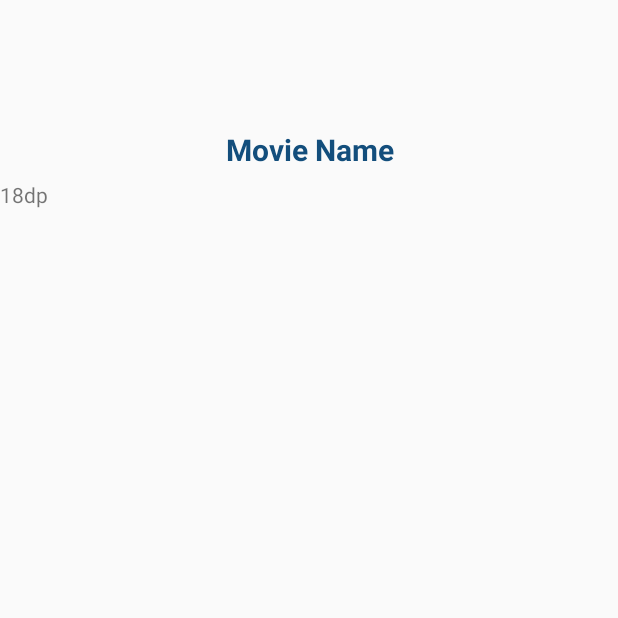
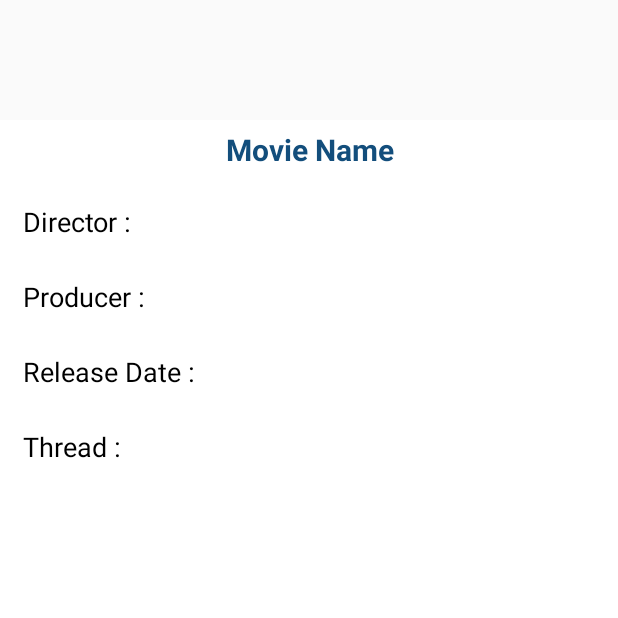
Before and after one commit to sreejithes/FilmsAppKotlin, an Android app: the fragment DetailsFragment shown on its own in the app's theme, on a phone screen of 412 x 824 dp, the top half of it. Run offline under Robolectric (Android 15) with nearby library versions, the phone set to English and light mode, and no system bars; 1 statement that could not run was skipped.

Commit message:
-completed the structure for details layout

```diff
--- a/app/src/main/res/layout/fragment_details.xml
+++ b/app/src/main/res/layout/fragment_details.xml
@@ -4,6 +4,7 @@
     android:layout_width="match_parent"
     android:layout_height="match_parent"
     android:layout_marginTop="80dp"
+    android:background="#ffffffff"
     tools:context=".ui.DetailsFragment">
 
     <TextView
@@ -15,13 +16,95 @@
         android:textColor="#134E7C"
         android:textSize="20dp"
         android:textStyle="bold"/>
+    <LinearLayout
+        android:layout_width="match_parent"
+        android:layout_height="wrap_content"
+        android:layout_marginTop="50dp"
+        android:padding="5dp"
+        android:orientation="horizontal">
+        <TextView
+            android:layout_width="wrap_content"
+            android:layout_height="wrap_content"
+            android:layout_marginStart="10dp"
+            android:text="Director :"
+            android:textColor="#000"
+            android:textSize="18dp"/>
+        <TextView
+            android:id="@+id/film_director"
+            android:layout_width="wrap_content"
+            android:layout_height="wrap_content"
+            android:layout_marginStart="10dp"
+            android:textColor="#000"
+            android:textSize="18dp"/>
+    </LinearLayout>
+    <LinearLayout
+        android:layout_width="match_parent"
+        android:layout_height="wrap_content"
+        android:layout_marginTop="100dp"
+        android:padding="5dp"
+        android:orientation="horizontal">
+        <TextView
+            android:layout_width="wrap_content"
+            android:layout_height="wrap_content"
+            android:layout_marginStart="10dp"
+            android:text="Producer :"
+            android:textColor="#000"
+            android:textSize="18dp"/>
+        <TextView
+            android:id="@+id/film_producer"
+            android:layout_width="wrap_content"
+            android:layout_height="wrap_content"
+            android:layout_marginStart="10dp"
+            android:textColor="#000"
+            android:textSize="18dp"/>
+    </LinearLayout>
+    <LinearLayout
+        android:layout_width="match_parent"
+        android:layout_height="wrap_content"
+        android:layout_marginTop="150dp"
+        android:padding="5dp"
+        android:orientation="horizontal">
+        <TextView
+            android:layout_width="wrap_content"
+            android:layout_height="wrap_content"
+            android:layout_marginStart="10dp"
+            android:text="Release Date :"
+            android:textColor="#000"
+            android:textSize="18dp"/>
+        <TextView
+            android:id="@+id/film_release_date"
+            android:layout_width="wrap_content"
+            android:layout_height="wrap_content"
+            android:layout_marginStart="10dp"
+            android:textColor="#000"
+            android:textSize="18dp"/>
+    </LinearLayout>
+    <LinearLayout
+        android:layout_width="match_parent"
+        android:layout_height="wrap_content"
+        android:layout_marginTop="200dp"
+        android:padding="5dp"
+        android:orientation="vertical">
+        <TextView
+            android:layout_width="wrap_content"
+            android:layout_height="wrap_content"
+            android:layout_marginStart="10dp"
+            android:text="Thread :"
+            android:textColor="#000"
+            android:textSize="18dp"/>
 
-    <TextView
-        android:id="@+id/film_details"
-        android:layout_width="match_parent"
-        android:layout_height="match_parent"
-        android:layout_marginTop="40dp"
-        android:text="18dp">
-    </TextView>
+        <ScrollView
+            android:layout_width="match_parent"
+            android:layout_height="wrap_content"
+            android:overScrollMode="never">
+            <TextView
+                android:id="@+id/film_description"
+                android:layout_width="wrap_content"
+                android:layout_height="wrap_content"
+                android:layout_marginStart="10dp"
+                android:textColor="#000"
+                android:textSize="18dp"/>
+         </ScrollView>
+    </LinearLayout>
 
 </FrameLayout>
```
